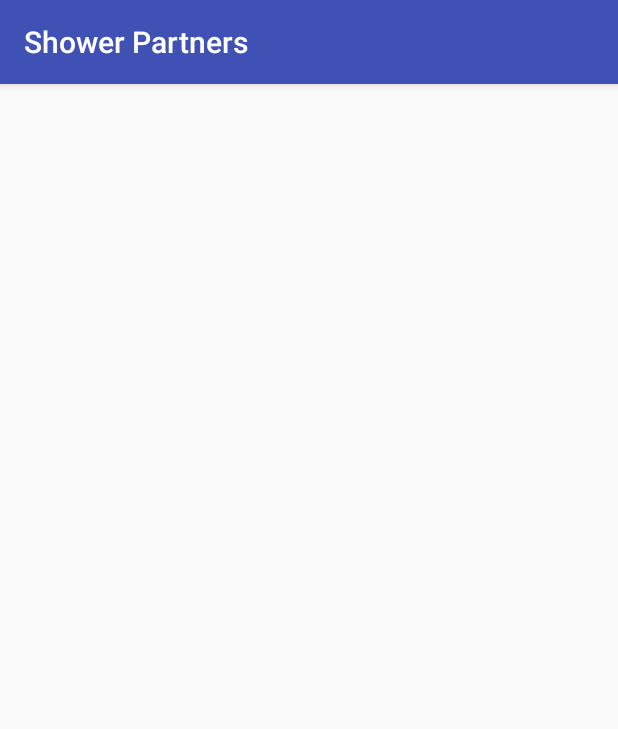
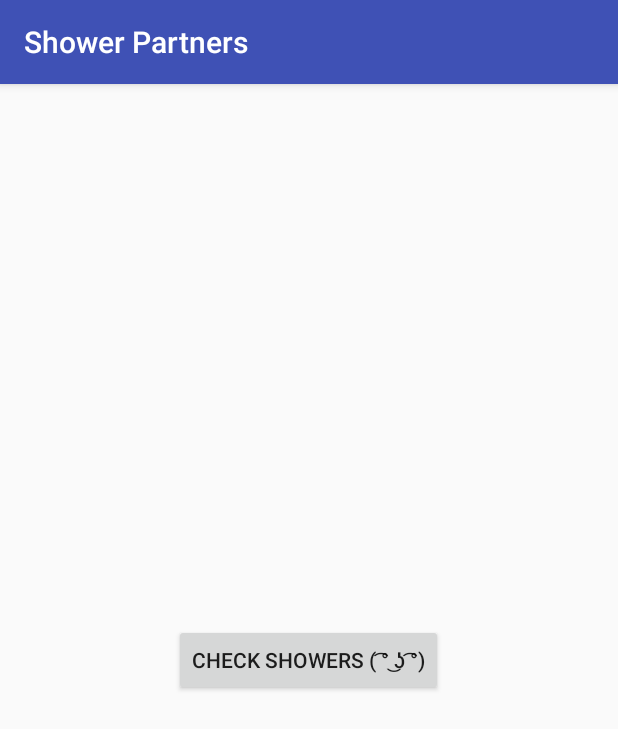
Before and after one commit to mcw0805/shower-partners, an Android app: the screen it shows after launch (MainActivity), on a phone screen of 412 x 824 dp. Shown: the top 729 px of the screen. Run offline under Robolectric (Android 15) with nearby library versions, the phone set to English and light mode, and no system bars; our stand-ins replace Firebase (no records; nobody signed in at launch, a user with empty details on screens opened directly).

Commit message:
Created Check Showers Page

```diff
--- a/android/ShowerPartners/app/src/main/AndroidManifest.xml
+++ b/android/ShowerPartners/app/src/main/AndroidManifest.xml
@@ -16,6 +16,7 @@
                 <category android:name="android.intent.category.LAUNCHER" />
             </intent-filter>
         </activity>
+        <activity android:name=".CheckShowersActivity"></activity>
     </application>
 
 </manifest>
--- a/android/ShowerPartners/app/src/main/java/com/example/mcw0805/showerpartners/MainActivity.java
+++ b/android/ShowerPartners/app/src/main/java/com/example/mcw0805/showerpartners/MainActivity.java
@@ -1,24 +1,35 @@
 package com.example.mcw0805.showerpartners;
 
+import android.content.Intent;
 import android.support.v7.app.AppCompatActivity;
 import android.os.Bundle;
+import android.view.View;
+import android.widget.Button;
 
 import com.google.firebase.database.DatabaseReference;
 import com.google.firebase.database.FirebaseDatabase;
 
 public class MainActivity extends AppCompatActivity {
 
-    private DatabaseReference mRootRef;
-    private DatabaseReference mShowersRef;
+//    private DatabaseReference mRootRef;
+//    private DatabaseReference mShowersRef;
 
     @Override
     protected void onCreate(Bundle savedInstanceState) {
         super.onCreate(savedInstanceState);
         setContentView(R.layout.activity_main);
 
-        mRootRef = FirebaseDatabase.getInstance().getReference();
-        mShowersRef = mRootRef.child("showers");
+//        mRootRef = FirebaseDatabase.getInstance().getReference();
+//        mShowersRef = mRootRef.child("showers");
 
-        mShowersRef.setValue("TEST");
+        Button checkShowersButton = (Button) findViewById(R.id.checkShowersButton);
+        checkShowersButton.setOnClickListener(new View.OnClickListener() {
+            @Override
+            public void onClick(View v) {
+                Intent checkShowersIntent = new Intent(MainActivity.this, CheckShowersActivity.class);
+                startActivity(checkShowersIntent);
+                finish();
+            }
+        });
     }
 }
--- a/android/ShowerPartners/app/src/main/res/layout/activity_main.xml
+++ b/android/ShowerPartners/app/src/main/res/layout/activity_main.xml
@@ -8,8 +8,17 @@
 
     <RelativeLayout
         android:layout_width="match_parent"
-        android:layout_height="match_parent">
+        android:layout_height="match_parent"
+        tools:layout_editor_absoluteY="0"
+        tools:layout_editor_absoluteX="0">
 
+        <Button
+            android:id="@+id/checkShowersButton"
+            android:layout_width="wrap_content"
+            android:layout_height="wrap_content"
+            android:layout_centerHorizontal="true"
+            android:layout_centerVertical="true"
+            android:text="Check Showers ( ͡° ͜ʖ ͡°)" />
     </RelativeLayout>
 
 </android.support.constraint.ConstraintLayout>
```
Also changed, not shown: android/ShowerPartners/app/src/main/java/com/example/mcw0805/showerpartners/CheckShowersActivity.java (added, +13 -0 lines), android/ShowerPartners/app/src/main/res/layout/activity_check_showers.xml (added, +9 -0 lines).
